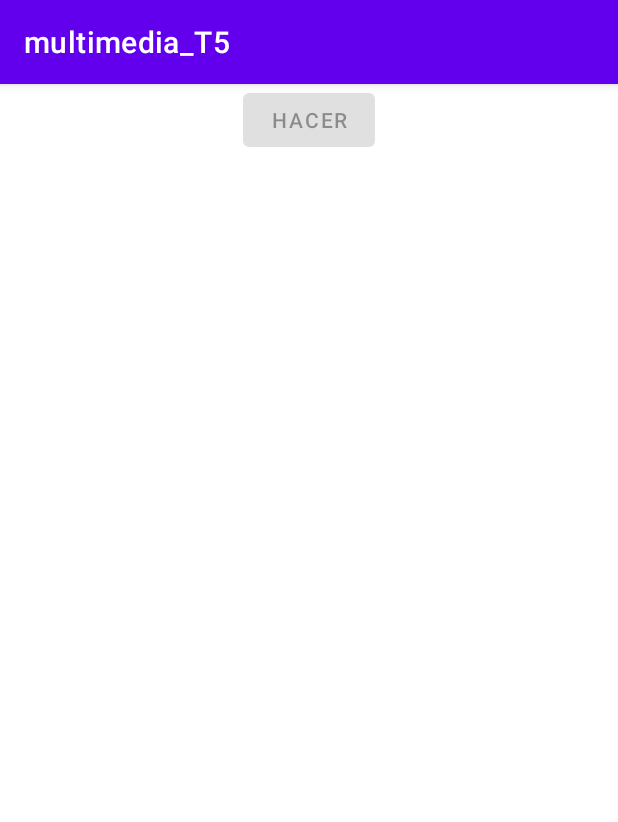
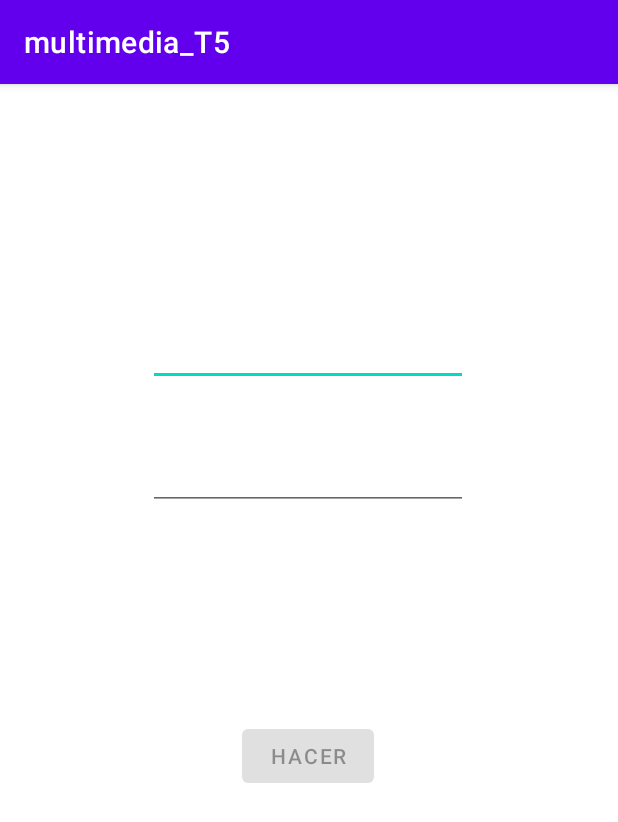
Before and after one commit to eduflo957/multimedia_T5, an Android app: the screen it shows after launch (MainActivity), on a phone screen of 412 x 824 dp. Shown: the top 822 px of the screen. Run offline under Robolectric (Android 15) with nearby library versions, the phone set to English and light mode, and no system bars.

Commit message:
finalizado y entregado

```diff
--- a/app/src/main/java/com/example/multimedia_t5/MainActivity.kt
+++ b/app/src/main/java/com/example/multimedia_t5/MainActivity.kt
@@ -18,7 +18,7 @@ class MainActivity : AppCompatActivity() {
         val texto1 = findViewById<EditText>(R.id.texto1)
         val texto2 = findViewById<EditText>(R.id.texto2)
 
-        botonHacer.isEnabled=false
+        botonHacer.isEnabled = false
 
         texto1.addTextChangedListener(object : TextWatcher {
             override fun afterTextChanged(s: Editable?) {}
@@ -41,24 +41,21 @@ class MainActivity : AppCompatActivity() {
         })
 
         botonHacer.setOnClickListener {
-            concatenar() }
+            concatenar()
 
-/*        texto1.setOnClickListener {
-            resultado.setText("@+id/string1")
         }
 
-        texto2.setOnClickListener {
-            resultado.setText("@+id/string2")
-        }*/
     }
 
     @SuppressLint("SetTextI18n")
     private fun concatenar() {
         val texto1 = findViewById<TextView>(R.id.texto1)
         val texto2 = findViewById<TextView>(R.id.texto2)
+        val botonHacer = findViewById<Button>(R.id.botonHacer)
         val textToConcat1 = texto1.text.toString()
         val textToConcat2 = texto2.text.toString()
         texto2.text = textToConcat1 + textToConcat2
         texto1.text = " "
+        botonHacer.isEnabled=false
     }
 }
--- a/app/src/main/res/layout/activity_main.xml
+++ b/app/src/main/res/layout/activity_main.xml
@@ -18,29 +18,30 @@
         app:layout_constraintHorizontal_bias="0.497"
         app:layout_constraintStart_toStartOf="parent"
         app:layout_constraintTop_toTopOf="parent"
-        app:layout_constraintVertical_bias="0.756" />
+        app:layout_constraintVertical_bias="0.808" />
 
     <Button
         android:id="@+id/botonHacer"
         android:layout_width="wrap_content"
         android:layout_height="wrap_content"
+        android:layout_marginBottom="296dp"
         android:text="Hacer"
+        app:layout_constraintBottom_toBottomOf="parent"
         app:layout_constraintEnd_toEndOf="parent"
-        app:layout_constraintHorizontal_bias="0.501"
-        app:layout_constraintStart_toStartOf="parent"
-        tools:layout_editor_absoluteY="347dp" />
+        app:layout_constraintHorizontal_bias="0.498"
+        app:layout_constraintStart_toStartOf="parent" />
 
     <EditText
         android:id="@+id/texto2"
         android:layout_width="wrap_content"
         android:layout_height="wrap_content"
-        android:layout_marginBottom="56dp"
+        android:layout_marginBottom="140dp"
         android:ems="10"
         android:inputType="textPersonName"
         android:text=""
         app:layout_constraintBottom_toTopOf="@+id/botonHacer"
         app:layout_constraintEnd_toEndOf="parent"
-        app:layout_constraintHorizontal_bias="0.532"
+        app:layout_constraintHorizontal_bias="0.497"
         app:layout_constraintStart_toStartOf="parent" />
 
 </androidx.constraintlayout.widget.ConstraintLayout>
```
